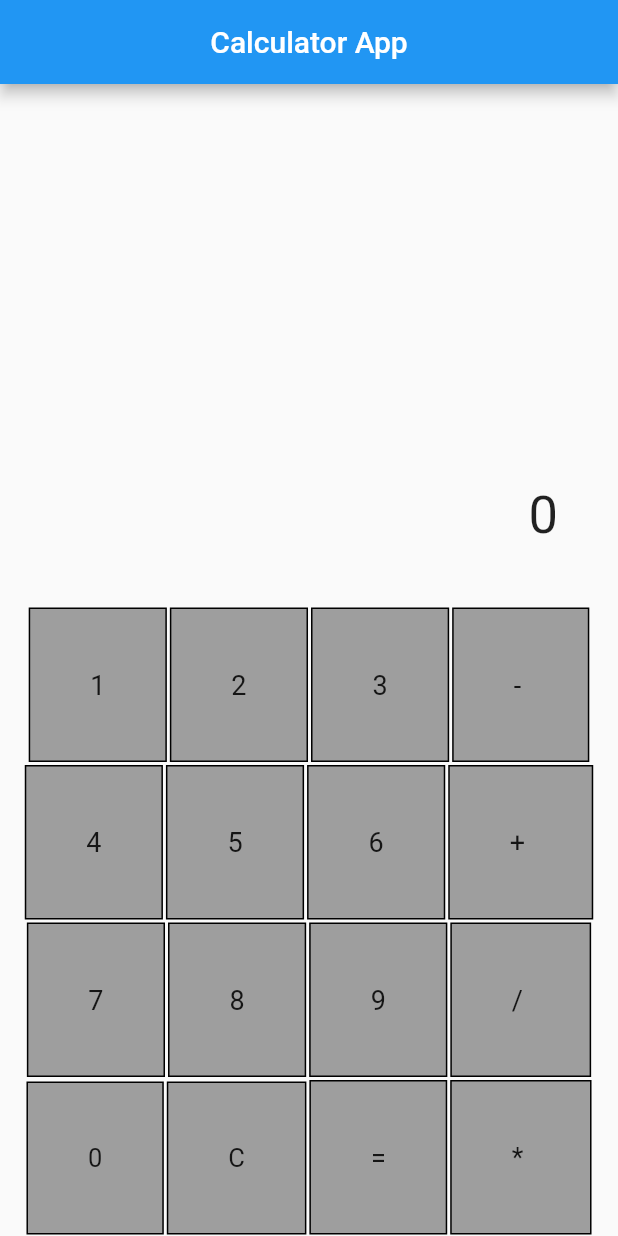
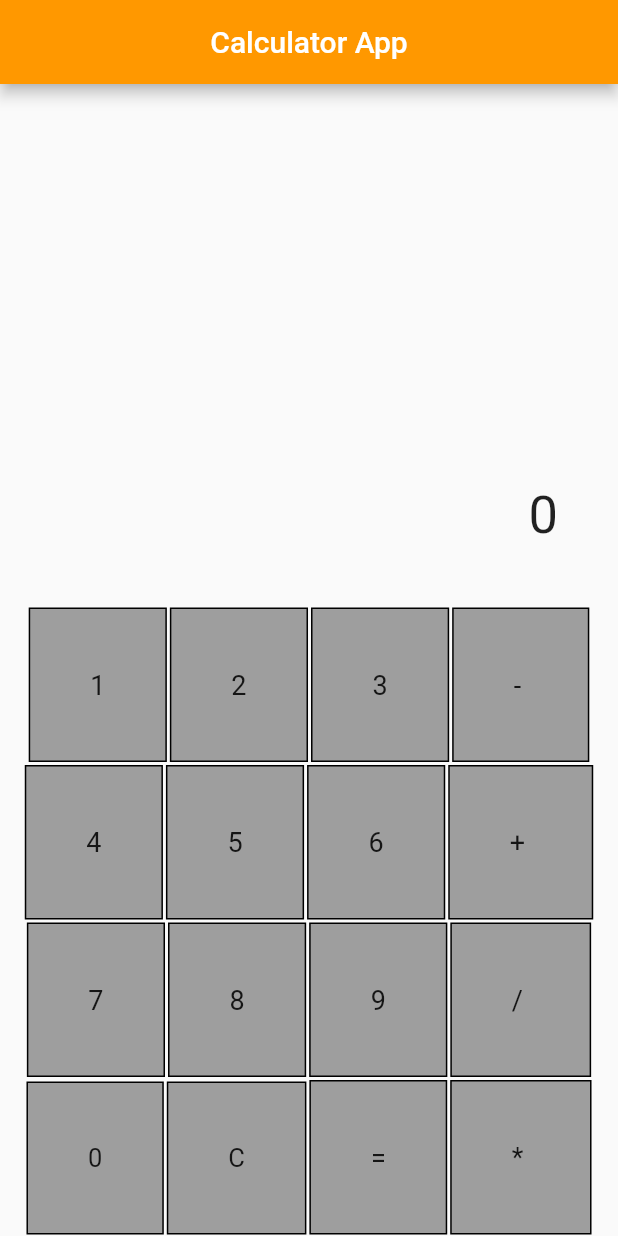
Before and after one commit to mdowns1999/flutter_calculator_app, a Flutter app: the screen it shows after launch, on a phone screen of 412 x 824 dp. Run offline on Flutter 3.47's test engine with Material 2 defaults, Android fonts, the phone set to English and light mode, and no system bars.

Commit message:
Fixed Weak Warnings

```diff
--- a/lib/calculator.dart
+++ b/lib/calculator.dart
@@ -11,7 +11,7 @@ class Calculator {
   var inputValues = ['0'];
   var calcValues = [];
   String display = "0";
-  var doubleValue = 0.0;
+  var doubleValue = 0.00;
   String strValue = "";
   Number number = Number();
   String prevInput = "";
@@ -24,7 +24,6 @@ class Calculator {
     //If User wants to clear the calculator
     if (input == "C") {
       clear();
-      //doubleValue = 0.0;
     } else {
       //Here we check if an input is a math symbol.  Based on the input,
       //we will convert the number to a int then start creating the next input value.
@@ -60,7 +59,7 @@ class Calculator {
     if (input == "C") {
       doubleValue == 0.0;
       setDisplay(doubleValue);
-    } else if (doubleValue == 0.0) {
+    } else if (doubleValue == 0.00) {
       doubleValue = calcValues[0];
       setDisplay(doubleValue);
     } else {
@@ -164,7 +163,7 @@ class Calculator {
     //print("CLEAR INPUT");
 
     //Reset the Values
-    doubleValue = 0.0;
+    doubleValue = 0.00;
     prevSymbol = "";
     currentSymbol = "";
     prevInput = "";
--- a/lib/main.dart
+++ b/lib/main.dart
@@ -1,7 +1,8 @@
 import 'package:first_app/calculator.dart';
 import 'package:flutter/material.dart';
 
-void main() => runApp(MaterialApp(home: Home()));
+void main() =>
+    runApp(MaterialApp(debugShowCheckedModeBanner: false, home: Home()));
 
 class Home extends StatefulWidget {
   @override
@@ -10,11 +11,11 @@ class Home extends StatefulWidget {
 
 class _HomeState extends State<Home> {
   final Calculator cal = new Calculator();
-  int count = 0;
   @override
   Widget build(BuildContext context) {
     return Scaffold(
         appBar: AppBar(
+          backgroundColor: Colors.orange,
           title: Text('Calculator App'),
           centerTitle: true,
         ),
@@ -55,9 +56,9 @@ class _HomeState extends State<Home> {
                             color: Colors.black,
                             width: 1,
                           )),
-                      padding: EdgeInsets.all(40.0),
-                      margin: EdgeInsets.all(1.0),
-                      child: Text(
+                      padding: const EdgeInsets.all(40.0),
+                      margin: const EdgeInsets.all(1.0),
+                      child: const Text(
                         "1",
                         style: TextStyle(
                           fontSize: 18,
@@ -80,9 +81,9 @@ class _HomeState extends State<Home> {
                             color: Colors.black,
                             width: 1,
                           )),
-                      padding: EdgeInsets.all(40.0),
-                      margin: EdgeInsets.all(1.0),
-                      child: Text(
+                      padding: const EdgeInsets.all(40.0),
+                      margin: const EdgeInsets.all(1.0),
+                      child: const Text(
                         "2",
                         style: TextStyle(
                           fontSize: 18,
@@ -104,9 +105,9 @@ class _HomeState extends State<Home> {
                             color: Colors.black,
                             width: 1,
                           )),
-                      padding: EdgeInsets.all(40.0),
-                      margin: EdgeInsets.all(1.0),
-                      child: Text(
+                      padding: const EdgeInsets.all(40.0),
+                      margin: const EdgeInsets.all(1.0),
+                      child: const Text(
                         "3",
                         style: TextStyle(
                           fontSize: 18,
@@ -128,9 +129,9 @@ class _HomeState extends State<Home> {
                             color: Colors.black,
                             width: 1,
                           )),
-                      padding: EdgeInsets.all(40.0),
-                      margin: EdgeInsets.all(1.0),
-                      child: Text(
+                      padding: const EdgeInsets.all(40.0),
+                      margin: const EdgeInsets.all(1.0),
+                      child: const Text(
                         "- ",
                         style: TextStyle(
                           fontSize: 18,
@@ -160,9 +161,9 @@ class _HomeState extends State<Home> {
                             color: Colors.black,
                             width: 1,
                           )),
-                      padding: EdgeInsets.all(40.0),
-                      margin: EdgeInsets.all(1.0),
-                      child: Text(
+                      padding: const EdgeInsets.all(40.0),
+                      margin: const EdgeInsets.all(1.0),
+                      child: const Text(
                         "4",
                         style: TextStyle(
                           fontSize: 18,
@@ -184,9 +185,9 @@ class _HomeState extends State<Home> {
                             color: Colors.black,
                             width: 1,
                           )),
-                      padding: EdgeInsets.all(40.0),
-                      margin: EdgeInsets.all(1.0),
-                      child: Text(
+                      padding: const EdgeInsets.all(40.0),
+                      margin: const EdgeInsets.all(1.0),
+                      child: const Text(
                         "5",
                         style: TextStyle(
                           fontSize: 18,
@@ -208,9 +209,9 @@ class _HomeState extends State<Home> {
                             color: Colors.black,
                             width: 1,
                           )),
-                      padding: EdgeInsets.all(40.0),
-                      margin: EdgeInsets.all(1.0),
-                      child: Text(
+                      padding: const EdgeInsets.all(40.0),
+                      margin: const EdgeInsets.all(1.0),
+                      child: const Text(
                         "6",
                         style: TextStyle(
                           fontSize: 18,
@@ -232,9 +233,9 @@ class _HomeState extends State<Home> {
                             color: Colors.black,
                             width: 1,
                           )),
-                      padding: EdgeInsets.all(40.0),
-                      margin: EdgeInsets.all(1.0),
-                      child: Text(
+                      padding: const EdgeInsets.all(40.0),
+                      margin: const EdgeInsets.all(1.0),
+                      child: const Text(
                         "+ ",
                         style: TextStyle(
                           fontSize: 18,
@@ -264,9 +265,9 @@ class _HomeState extends State<Home> {
                             color: Colors.black,
                             width: 1,
                           )),
-                      padding: EdgeInsets.all(40.0),
-                      margin: EdgeInsets.all(1.0),
-                      child: Text(
+                      padding: const EdgeInsets.all(40.0),
+                      margin: const EdgeInsets.all(1.0),
+                      child: const Text(
                         "7",
                         style: TextStyle(
                           fontSize: 18,
@@ -288,9 +289,9 @@ class _HomeState extends State<Home> {
                             color: Colors.black,
                             width: 1,
                           )),
-                      padding: EdgeInsets.all(40.0),
-                      margin: EdgeInsets.all(1.0),
-                      child: Text(
+                      padding: const EdgeInsets.all(40.0),
+                      margin: const EdgeInsets.all(1.0),
+                      child: const Text(
                         "8",
                         style: TextStyle(
                           fontSize: 18,
@@ -312,9 +313,9 @@ class _HomeState extends State<Home> {
                             color: Colors.black,
                             width: 1,
                           )),
-                      padding: EdgeInsets.all(40.0),
-                      margin: EdgeInsets.all(1.0),
-                      child: Text(
+                      padding: const EdgeInsets.all(40.0),
+                      margin: const EdgeInsets.all(1.0),
+                      child: const Text(
                         "9",
                         style: TextStyle(
                           fontSize: 18,
@@ -336,9 +337,9 @@ class _HomeState extends State<Home> {
                             color: Colors.black,
                             width: 1,
                           )),
-                      padding: EdgeInsets.all(40.0),
-                      margin: EdgeInsets.all(1.0),
-                      child: Text(
+                      padding: const EdgeInsets.all(40.0),
+                      margin: const EdgeInsets.all(1.0),
+                      child: const Text(
                         "/ ",
                         style: TextStyle(
                           fontSize: 18,
@@ -368,9 +369,9 @@ class _HomeState extends State<Home> {
                             color: Colors.black,
                             width: 1,
                           )),
-                      padding: EdgeInsets.all(40.0),
-                      margin: EdgeInsets.all(1.0),
-                      child: Text(
+                      padding: const EdgeInsets.all(40.0),
+                      margin: const EdgeInsets.all(1.0),
+                      child: const Text(
                         "0",
                         style: TextStyle(
                           fontSize: 17,
@@ -392,9 +393,9 @@ class _HomeState extends State<Home> {
                             color: Colors.black,
                             width: 1,
                           )),
-                      padding: EdgeInsets.all(40.0),
-                      margin: EdgeInsets.all(1.0),
-                      child: Text(
+                      padding: const EdgeInsets.all(40.0),
+                      margin: const EdgeInsets.all(1.0),
+                      child: const Text(
                         "C",
                         style: TextStyle(
                           fontSize: 17,
@@ -416,9 +417,9 @@ class _HomeState extends State<Home> {
                             color: Colors.black,
                             width: 1,
                           )),
-                      padding: EdgeInsets.all(40.0),
-                      margin: EdgeInsets.all(1.0),
-                      child: Text(
+                      padding: const EdgeInsets.all(40.0),
+                      margin: const EdgeInsets.all(1.0),
+                      child: const Text(
                         "=",
                         style: TextStyle(
                           fontSize: 18,
@@ -438,9 +439,9 @@ class _HomeState extends State<Home> {
                             color: Colors.black,
                             width: 1,
                           )),
-                      padding: EdgeInsets.all(40.0),
-                      margin: EdgeInsets.all(1.0),
-                      child: Text(
+                      padding: const EdgeInsets.all(40.0),
+                      margin: const EdgeInsets.all(1.0),
+                      child: const Text(
                         "* ",
                         style: TextStyle(
                           fontSize: 18,
```
